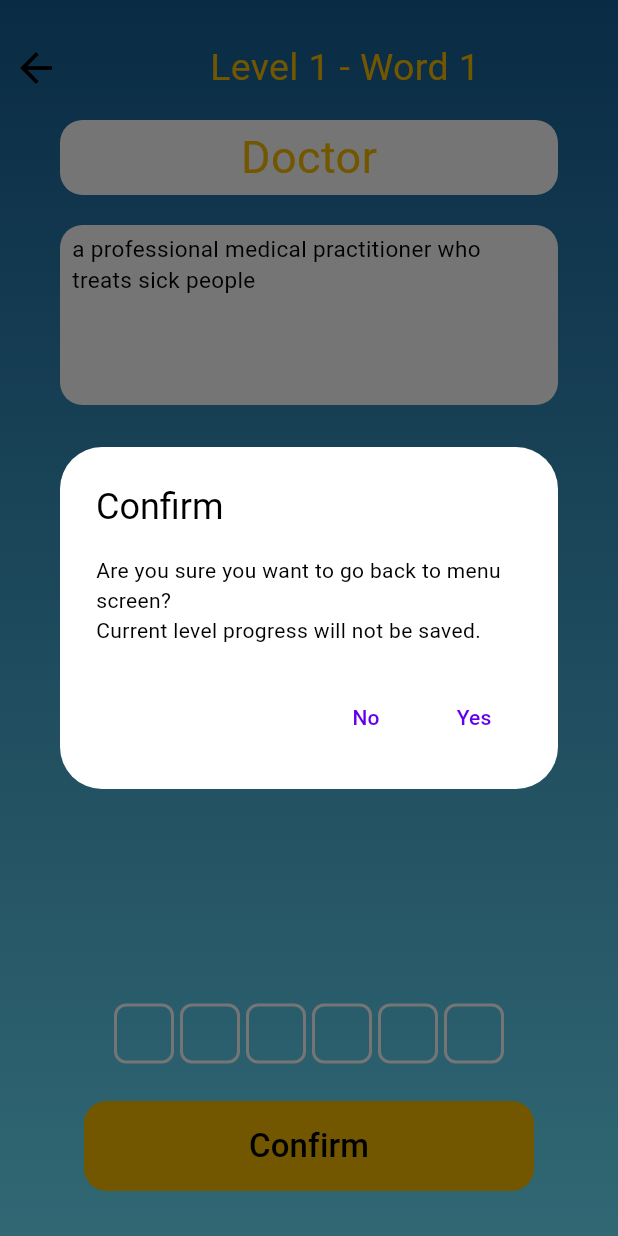
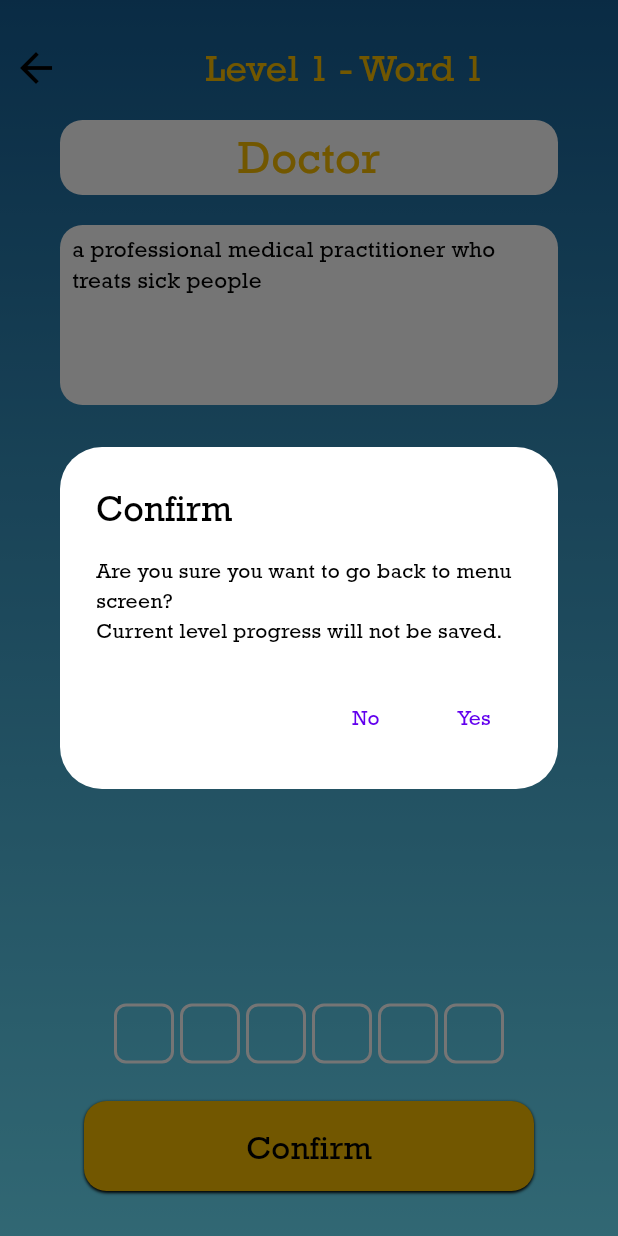
Before and after one commit to Yeezy97/word_search, a Flutter app: the WordGameScreen screen opened by its route, after a tap on the "arrow back" icon, on a phone screen of 412 x 824 dp. Run offline on Flutter 3.47's test engine with Material 3 defaults, Android fonts, the phone set to English and light mode, and no system bars; our stand-ins replace font_awesome_flutter, get.

Commit message:
ui buttons adjustments

```diff
--- a/lib/main.dart
+++ b/lib/main.dart
@@ -18,6 +18,8 @@ void main() {
         colorScheme: ColorScheme.light(
           error: Colors.red, // ✅ Define error color
         ),
+        // Use Rockwell as the default font for the English locale.
+        fontFamily: 'Rockwell',
       ),
       translations: MyTranslations(),
       locale: const Locale('en', 'US'), // initial locale
--- a/lib/views/screens/word_game_screen.dart
+++ b/lib/views/screens/word_game_screen.dart
@@ -42,22 +42,22 @@ class WordGameScreen extends StatelessWidget {
       if (controller.levelCompleted.value) {
         Get.dialog(
           AlertDialog(
-            title: Text('You finished level ${controller.currentLevel.value + 1}'),
-            content: const Text('Choose an option:'),
+            title: Text('well_done'.tr),
+            content:  Text('level_complete ${controller.currentLevel.value + 1}'.tr),
             actions: [
               TextButton(
                 onPressed: () {
                   Get.back();
                   controller.resetLevel(containerWidth);
                 },
-                child: const Text('Reset Level'),
+                child: Text('resetLevel'.tr),
               ),
               TextButton(
                 onPressed: () {
                   Get.back();
                   controller.nextLevel(containerWidth);
                 },
-                child: const Text('Next Level'),
+                child: Text('nextLevel'.tr),
               ),
             ],
           ),
@@ -95,21 +95,21 @@ class WordGameScreen extends StatelessWidget {
                             onPressed: () {
                               Get.dialog(
                                 AlertDialog(
-                                  title: const Text('Confirm'),
-                                  content: const Text(
-                                    'Are you sure you want to go back to menu screen?\nCurrent level progress will not be saved.',
+                                  title: Text('confirm'.tr),
+                                  content: Text(
+                                    'back_confirmation'.tr,
                                   ),
                                   actions: [
                                     TextButton(
                                       onPressed: () => Get.back(),
-                                      child: const Text('No'),
+                                      child: Text('no'.tr),
                                     ),
                                     TextButton(
                                       onPressed: () {
                                         Get.back();
                                         navigationController.navigateTo('/menuScreen');
                                       },
-                                      child: const Text('Yes'),
+                                      child: Text('yes'.tr),
                                     ),
                                   ],
                                 ),
@@ -261,13 +261,20 @@ class WordGameScreen extends StatelessWidget {
                       decoration: BoxDecoration(
                         borderRadius: BorderRadius.circular(15),
                         color: const Color(0xFFF8BD00),
+                        boxShadow: [
+                          BoxShadow(
+                            color: Colors.black,
+                            offset: Offset(0.0, 1.0),
+                            blurRadius: 1
+                          )
+                        ]
                       ),
                       child: TextButton(
                         onPressed: () {
                           controller.confirmWord(containerWidth);
                         },
-                        child: const Text(
-                          'Confirm',
+                        child: Text(
+                          'confirm'.tr,
                           style: TextStyle(fontSize: 22, color: Colors.black),
                         ),
                       ),
```
Also changed, not shown: lib/models/my_translations.dart (+10 -0 lines), lib/views/screens/menu_screen.dart (+21 -0 lines), lib/views/widgets/settings_widget.dart (+8 -8 lines).
